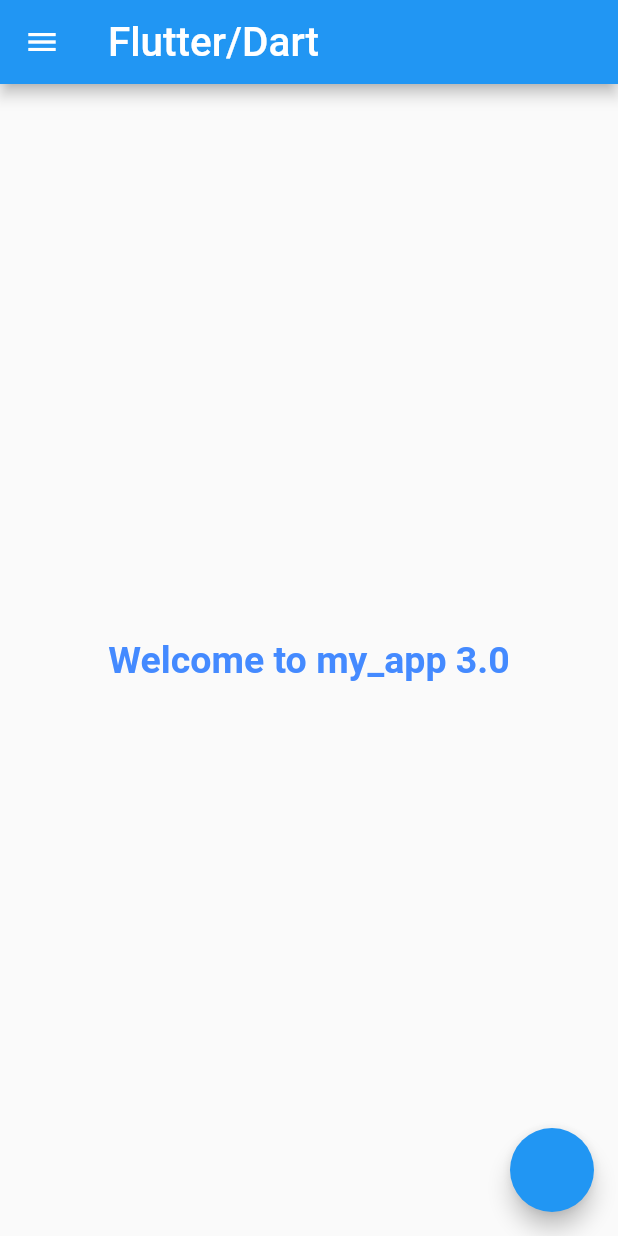
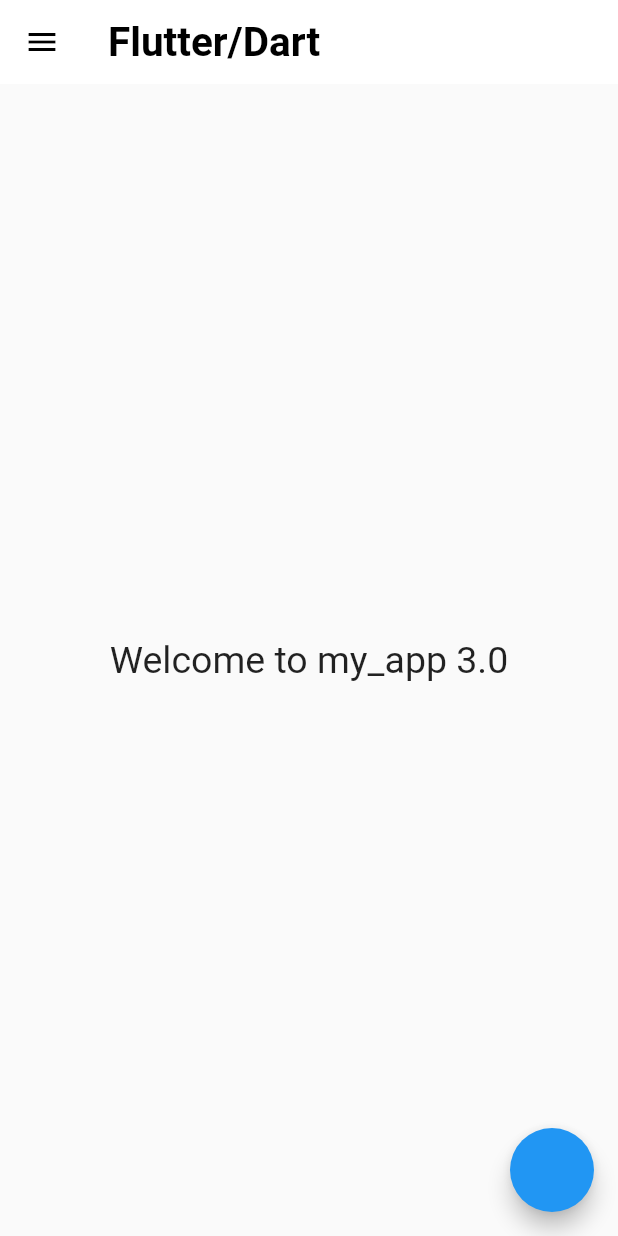
Before and after one commit to Muhammad-Usmaan/FlutterApp, a Flutter app: the screen it shows after launch, on a phone screen of 412 x 824 dp. Run offline on Flutter 3.47's test engine with Material 2 defaults, Android fonts, the phone set to English and light mode, and no system bars; our stand-ins replace google_fonts; Roboto replaces fonts that are missing (Lateef).

Commit message:
Themes Extracted

```diff
--- a/lib/Pages/home_page.dart
+++ b/lib/Pages/home_page.dart
@@ -13,7 +13,9 @@ class HomePage extends StatelessWidget {
       appBar: AppBar(
           title: Text(
         "Flutter/Dart",
-        style: TextStyle(fontSize: 27),
+        style: TextStyle(
+            fontSize: 27, color: Colors.black, fontWeight: FontWeight.bold),
+        textAlign: TextAlign.center,
       )),
       //Drawer
       drawer: MyDrawer(),
@@ -22,10 +24,7 @@ class HomePage extends StatelessWidget {
         child: Container(
           child: Text(
             "Welcome to my_app $no",
-            style: TextStyle(
-                fontSize: 25,
-                color: Colors.blueAccent,
-                fontWeight: FontWeight.bold),
+            style: TextStyle(fontSize: 25),
           ),
         ),
       ),
--- /dev/null
+++ b/lib/Widgets/theme.dart
@@ -0,0 +1,19 @@
+import 'package:flutter/material.dart';
+import 'package:google_fonts/google_fonts.dart';
+
+class MyTheme {
+  static ThemeData lightTheme(BuildContext context) => ThemeData(
+        primarySwatch: Colors.blue,
+        fontFamily: GoogleFonts.lateef().fontFamily,
+        appBarTheme: AppBarTheme(
+            color: Colors.white,
+            elevation: 0,
+            iconTheme: IconThemeData(color: Colors.black),
+            textTheme: Theme.of(context).textTheme),
+      );
+
+  static ThemeData darkTheme(BuildContext context) => ThemeData(
+      brightness: Brightness.dark,
+      fontFamily: GoogleFonts.lateef().fontFamily,
+      appBarTheme: AppBarTheme(elevation: 0));
+}
--- a/lib/main.dart
+++ b/lib/main.dart
@@ -1,6 +1,6 @@
 import 'package:flutter/material.dart';
 import 'package:my_app/Pages/Login_page.dart';
-import 'package:google_fonts/google_fonts.dart';
+import 'package:my_app/Widgets/theme.dart';
 import 'package:my_app/utility/routes.dart';
 import 'Pages/home_page.dart';
 
@@ -16,10 +16,8 @@ class MyApp extends StatelessWidget {
     return MaterialApp(
       // themes
       themeMode: ThemeMode.light,
-      theme: ThemeData(
-          primarySwatch: Colors.blue,
-          fontFamily: GoogleFonts.lateef().fontFamily),
-      darkTheme: ThemeData(brightness: Brightness.dark),
+      theme: MyTheme.lightTheme(context),
+      darkTheme: MyTheme.darkTheme(context),
       // debug banner
       debugShowCheckedModeBanner: false,
       //Routes
```
Also changed, not shown: pubspec.lock.
